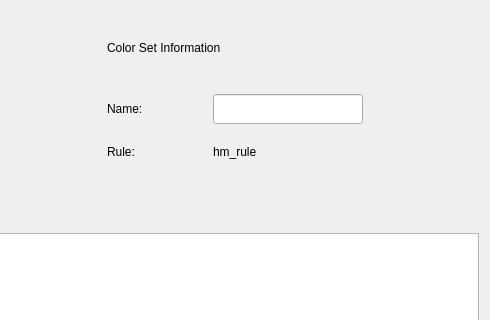
First picture: the form in src/main/python/cguis/design/info_dialog.ui, repository insad/DigitalPalette, before the edit; both pictures show x 150 to 640 and y 0 to 320 of the 640 by 480 pixel window.
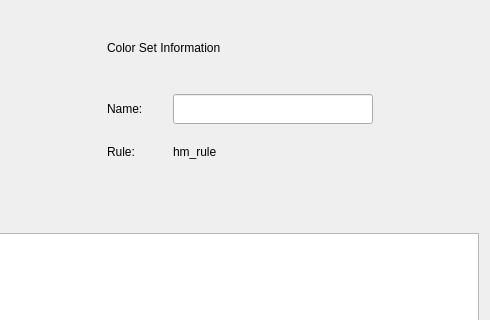
Second picture: the form after the edit.

Diff of the .ui file:
```diff
--- a/src/main/python/cguis/design/info_dialog.ui
+++ b/src/main/python/cguis/design/info_dialog.ui
@@ -66,13 +66,13 @@
     <widget class="QLabel" name="name_label">
      <property name="minimumSize">
       <size>
-       <width>100</width>
+       <width>60</width>
        <height>30</height>
       </size>
      </property>
      <property name="maximumSize">
       <size>
-       <width>100</width>
+       <width>60</width>
        <height>30</height>
       </size>
      </property>
@@ -85,13 +85,13 @@
     <widget class="QLineEdit" name="name_ledit">
      <property name="minimumSize">
       <size>
-       <width>150</width>
+       <width>200</width>
        <height>30</height>
       </size>
      </property>
      <property name="maximumSize">
       <size>
-       <width>150</width>
+       <width>200</width>
        <height>30</height>
       </size>
      </property>
@@ -101,13 +101,13 @@
     <widget class="QLabel" name="rule_label">
      <property name="minimumSize">
       <size>
-       <width>100</width>
+       <width>60</width>
        <height>30</height>
       </size>
      </property>
      <property name="maximumSize">
       <size>
-       <width>100</width>
+       <width>60</width>
        <height>30</height>
       </size>
      </property>
```
